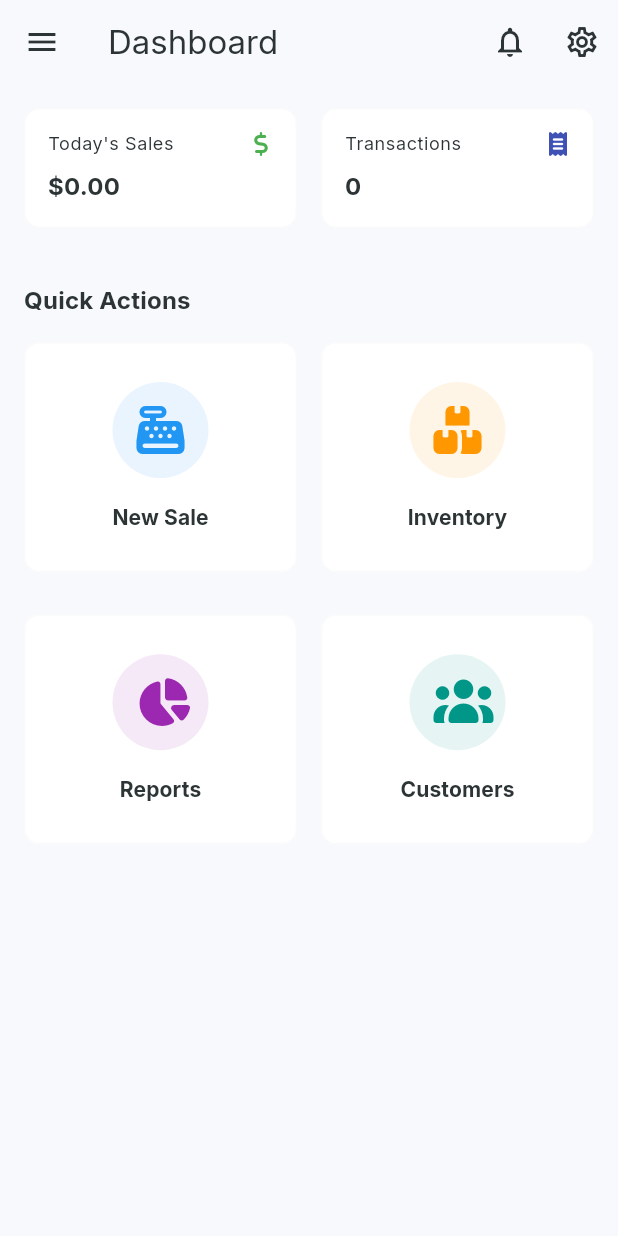
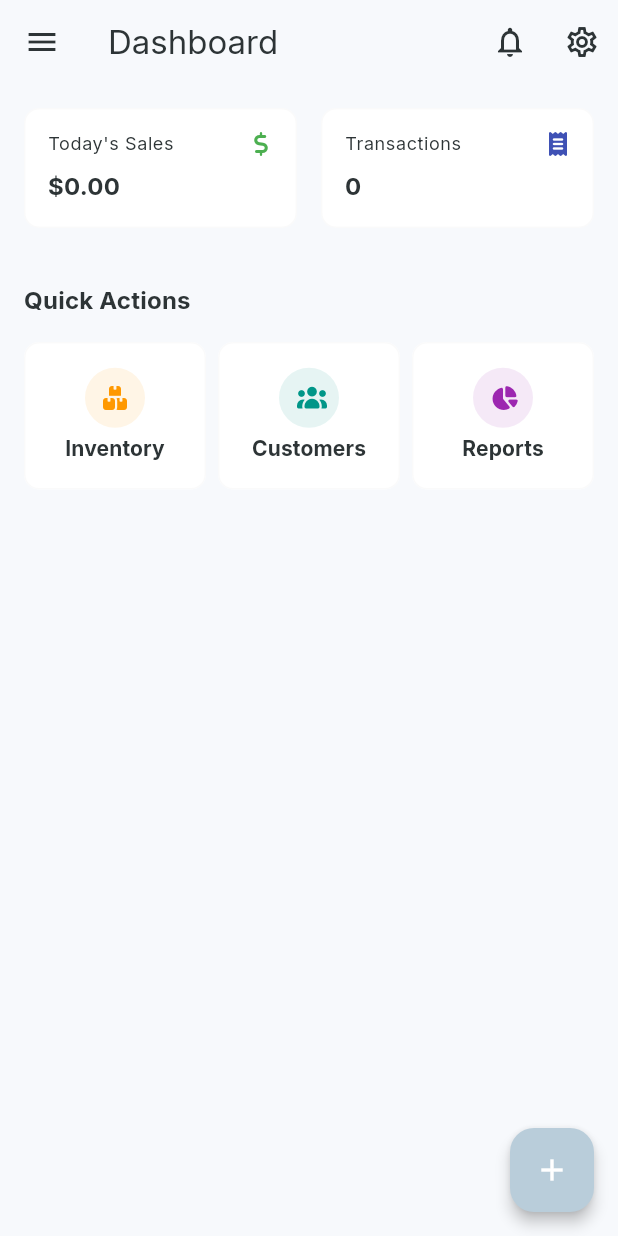
Before and after one commit to shahsani/flutter-pos, a Flutter app: the screen it shows after launch, on a phone screen of 412 x 824 dp. Run offline on Flutter 3.47's test engine with Material 3 defaults, Android fonts, the phone set to English and light mode, and no system bars; our stand-ins replace equatable, flutter_animate, flutter_riverpod, font_awesome_flutter, go_router, google_fonts and 3 more; accounts and stored records are empty.

Commit message:
adjust dashboard actions, add back navigation to all screens

```diff
--- a/lib/features/dashboard/presentation/dashboard_screen.dart
+++ b/lib/features/dashboard/presentation/dashboard_screen.dart
@@ -4,14 +4,36 @@ import 'package:font_awesome_flutter/font_awesome_flutter.dart';
 import 'package:go_router/go_router.dart';
 import 'package:intl/intl.dart';
 import 'package:test_pos/core/widgets/app_drawer.dart';
+import 'widgets/expandable_fab.dart';
 import '../../reports/domain/repositories/report_repository.dart';
 import '../../reports/domain/models/report_models.dart';
 
-class DashboardScreen extends ConsumerWidget {
+class DashboardScreen extends ConsumerStatefulWidget {
   const DashboardScreen({super.key});
 
   @override
-  Widget build(BuildContext context, WidgetRef ref) {
+  ConsumerState<DashboardScreen> createState() => _DashboardScreenState();
+}
+
+class _DashboardScreenState extends ConsumerState<DashboardScreen> {
+  bool _isFabOpen = false;
+
+  void _toggleFab(bool isOpen) {
+    setState(() {
+      _isFabOpen = isOpen;
+    });
+  }
+
+  void _closeFab() {
+    if (_isFabOpen) {
+      setState(() {
+        _isFabOpen = false;
+      });
+    }
+  }
+
+  @override
+  Widget build(BuildContext context) {
     // Get today's date range
     final now = DateTime.now();
     final startOfDay = DateTime(now.year, now.month, now.day);
@@ -35,7 +57,10 @@ class DashboardScreen extends ConsumerWidget {
           ),
         ],
       ),
-      body: RefreshIndicator(
+      body: GestureDetector(
+        onTap: _closeFab,
+        behavior: HitTestBehavior.translucent, // Catch taps on empty space
+        child: RefreshIndicator(
           onRefresh: () async {
             // Invalidate the provider to force a refresh
             ref.invalidate(salesReportProvider);
@@ -54,27 +79,27 @@ class DashboardScreen extends ConsumerWidget {
                   error: (e, s) => _buildQuickStatsError(context),
                 ),
                 const SizedBox(height: 24),
+                // Wrap in GestureDetector to swallow taps on interactive elements if needed,
+                // but usually the specific widget's onTap wins.
+                // However, the parent GestureDetector might still receive it if child acts transparently.
+                // In this case, we just want "outside FAB" to close FAB.
+                // Tapping a card *performs an action*, which might be fine to also close FAB or not.
+                // Since navigating away closes the screen, it doesn't matter much.
                 Text(
                   'Quick Actions',
-                style: Theme.of(
-                  context,
-                ).textTheme.titleMedium?.copyWith(fontWeight: FontWeight.bold),
+                  style: Theme.of(context).textTheme.titleMedium?.copyWith(
+                    fontWeight: FontWeight.bold,
+                  ),
                 ),
                 const SizedBox(height: 16),
                 GridView.count(
                   shrinkWrap: true,
                   physics: const NeverScrollableScrollPhysics(),
-                crossAxisCount: 2,
-                crossAxisSpacing: 16,
-                mainAxisSpacing: 16,
+                  crossAxisCount: 3,
+                  crossAxisSpacing: 8,
+                  mainAxisSpacing: 8,
                   childAspectRatio: 1.1,
                   children: [
-                  _DashboardCard(
-                    title: 'New Sale',
-                    icon: FontAwesomeIcons.cashRegister,
-                    color: Colors.blue,
-                    onTap: () => context.go('/sales'),
-                  ),
                     _DashboardCard(
                       title: 'Inventory',
                       icon: FontAwesomeIcons.boxesStacked,
@@ -82,22 +107,51 @@ class DashboardScreen extends ConsumerWidget {
                       onTap: () => context.go('/inventory'),
                     ),
                     _DashboardCard(
+                      title: 'Customers',
+                      icon: FontAwesomeIcons.users,
+                      color: Colors.teal,
+                      onTap: () => context.go('/customers'),
+                    ),
+                    _DashboardCard(
                       title: 'Reports',
                       icon: FontAwesomeIcons.chartPie,
                       color: Colors.purple,
                       onTap: () => context.go('/reports'),
                     ),
-                  _DashboardCard(
-                    title: 'Customers',
-                    icon: FontAwesomeIcons.users,
-                    color: Colors.teal,
-                    onTap: () => context.go('/customers'),
-                  ),
                   ],
                 ),
+                // Add extra padding at bottom to ensure scrolling doesn't hide content behind FAB
+                const SizedBox(height: 100),
               ],
             ),
           ),
+        ),
+      ),
+      floatingActionButton: ExpandableFab(
+        isOpen: _isFabOpen,
+        onOpenChanged: _toggleFab,
+        icon: const Icon(Icons.add),
+        activeIcon: const Icon(Icons.close),
+        actions: [
+          ExpandableFabAction(
+            icon: FontAwesomeIcons.cashRegister,
+            label: 'New Sale',
+            color: Colors.blue,
+            onPressed: () => context.go('/sales'),
+          ),
+          ExpandableFabAction(
+            icon: FontAwesomeIcons.userPlus,
+            label: 'New Customer',
+            color: Colors.teal,
+            onPressed: () => context.go('/customers/add'),
+          ),
+          ExpandableFabAction(
+            icon: FontAwesomeIcons.clockRotateLeft,
+            label: 'View Sales',
+            color: Colors.indigo,
+            onPressed: () => context.go('/sales/history'),
+          ),
+        ],
       ),
     );
   }
@@ -246,14 +300,14 @@ class _DashboardCard extends StatelessWidget {
           mainAxisAlignment: MainAxisAlignment.center,
           children: [
             Container(
-              padding: const EdgeInsets.all(16),
+              padding: const EdgeInsets.all(12),
               decoration: BoxDecoration(
                 color: color.withValues(alpha: 0.1),
                 shape: BoxShape.circle,
               ),
-              child: Icon(icon, size: 32, color: color),
+              child: Icon(icon, size: 16, color: color),
             ),
-            const SizedBox(height: 16),
+            const SizedBox(height: 4),
             Text(
               title,
               style: Theme.of(
--- /dev/null
+++ b/lib/features/dashboard/presentation/widgets/expandable_fab.dart
@@ -0,0 +1,116 @@
+import 'package:flutter/material.dart';
+import 'package:flutter_animate/flutter_animate.dart';
+
+class ExpandableFab extends StatelessWidget {
+  final List<ExpandableFabAction> actions;
+  final Widget? icon;
+  final Widget? activeIcon;
+  final bool isOpen;
+  final ValueChanged<bool> onOpenChanged;
+
+  const ExpandableFab({
+    super.key,
+    required this.actions,
+    required this.isOpen,
+    required this.onOpenChanged,
+    this.icon,
+    this.activeIcon,
+  });
+
+  void _toggle() {
+    onOpenChanged(!isOpen);
+  }
+
+  @override
+  Widget build(BuildContext context) {
+    return Column(
+      mainAxisSize: MainAxisSize.min,
+      crossAxisAlignment: CrossAxisAlignment.end,
+      children: [
+        // Using AnimatedSize or just conditional rendering with Animate
+        // Since we want to animate in/out, keeping it in tree with simple conditional + animate is tricky for "out" animation without stateful keys or AnimatedSwitcher.
+        // But for simplicity of this refactor, let's stick to the previous conditional logic which had animate().fadeIn().
+        // Note: animate() typically runs on mount. If we toggle isOpen, the children are re-added.
+        if (isOpen) ...[
+          for (final action in actions)
+            _buildAction(
+              action,
+            ).animate().fadeIn(duration: 200.ms).slideY(begin: 0.5, end: 0),
+        ],
+        const SizedBox(height: 8),
+        FloatingActionButton(
+          heroTag: 'expandable_main_fab',
+          onPressed: _toggle,
+          child: AnimatedSwitcher(
+            duration: 200.ms,
+            transitionBuilder: (child, anim) => RotationTransition(
+              turns: child.key == const ValueKey('icon')
+                  ? Tween<double>(begin: 1, end: 0.75).animate(anim)
+                  : Tween<double>(begin: 0.75, end: 1).animate(anim),
+              child: FadeTransition(opacity: anim, child: child),
+            ),
+            child: isOpen
+                ? (activeIcon ??
+                      const Icon(Icons.close, key: ValueKey('active')))
+                : (icon ?? const Icon(Icons.add, key: ValueKey('icon'))),
+          ),
+        ),
+      ],
+    );
+  }
+
+  Widget _buildAction(ExpandableFabAction action) {
+    return Container(
+      margin: const EdgeInsets.only(bottom: 8),
+      child: Row(
+        mainAxisSize: MainAxisSize.min,
+        children: [
+          Container(
+            padding: const EdgeInsets.symmetric(horizontal: 8, vertical: 4),
+            decoration: BoxDecoration(
+              color: Colors.white,
+              borderRadius: BorderRadius.circular(4),
+              boxShadow: [
+                BoxShadow(
+                  color: Colors.black.withOpacity(0.1),
+                  blurRadius: 4,
+                  offset: const Offset(0, 2),
+                ),
+              ],
+            ),
+            child: Text(
+              action.label,
+              style: const TextStyle(fontWeight: FontWeight.bold),
+            ),
+          ),
+          const SizedBox(width: 8),
+          FloatingActionButton.small(
+            heroTag: null,
+            onPressed: () {
+              // Close after selection
+              onOpenChanged(false);
+              action.onPressed();
+            },
+            backgroundColor: action.color,
+            foregroundColor: Colors.white,
+            child: Icon(action.icon, size: 20),
+          ),
+        ],
+      ),
+    );
+  }
+}
+
+class ExpandableFabAction {
+  final IconData icon;
+  final String label;
+  final Color color;
+  final VoidCallback onPressed;
+
+  const ExpandableFabAction({
+    required this.icon,
+    required this.label,
+    required this.color,
+    required this.onPressed,
+  });
+}
--- a/lib/features/reports/presentation/screens/reports_screen.dart
+++ b/lib/features/reports/presentation/screens/reports_screen.dart
@@ -1,4 +1,5 @@
 import 'package:flutter/material.dart';
+import 'package:go_router/go_router.dart';
 import 'package:flutter_riverpod/flutter_riverpod.dart';
 import 'package:font_awesome_flutter/font_awesome_flutter.dart';
 import 'package:intl/intl.dart';
@@ -30,6 +31,10 @@ class _ReportsScreenState extends ConsumerState<ReportsScreen> {
     return Scaffold(
       drawer: const AppDrawer(),
       appBar: AppBar(
+        leading: IconButton(
+          icon: const Icon(Icons.arrow_back),
+          onPressed: () => context.go('/'),
+        ),
         title: const Text('Reports'),
         actions: [
           IconButton(
--- a/lib/features/sales/presentation/sales_screen.dart
+++ b/lib/features/sales/presentation/sales_screen.dart
@@ -18,6 +18,10 @@ class SalesScreen extends ConsumerWidget {
     return Scaffold(
       drawer: const AppDrawer(),
       appBar: AppBar(
+        leading: IconButton(
+          icon: const Icon(Icons.arrow_back),
+          onPressed: () => context.go('/'),
+        ),
         title: const Text('Sales Register'),
         actions: [
           IconButton(
--- a/lib/features/settings/presentation/screens/settings_screen.dart
+++ b/lib/features/settings/presentation/screens/settings_screen.dart
@@ -21,8 +21,8 @@ class SettingsScreen extends ConsumerWidget {
       drawer: const AppDrawer(),
       appBar: AppBar(
         leading: IconButton(
-          icon: const Icon(Icons.chevron_left),
-          onPressed: () => context.pop(),
+          icon: const Icon(Icons.arrow_back),
+          onPressed: () => context.go('/'),
         ),
         title: const Text('Settings'),
       ),
```
Also changed, not shown: lib/features/customers/presentation/screens/customer_list_screen.dart (+14 -3 lines), lib/features/inventory/presentation/screens/product_list_screen.dart (+19 -4 lines), lib/features/sales/presentation/screens/sales_history_screen.dart (+7 -1 lines). Lines whose indentation alone changed are shown as unchanged.
